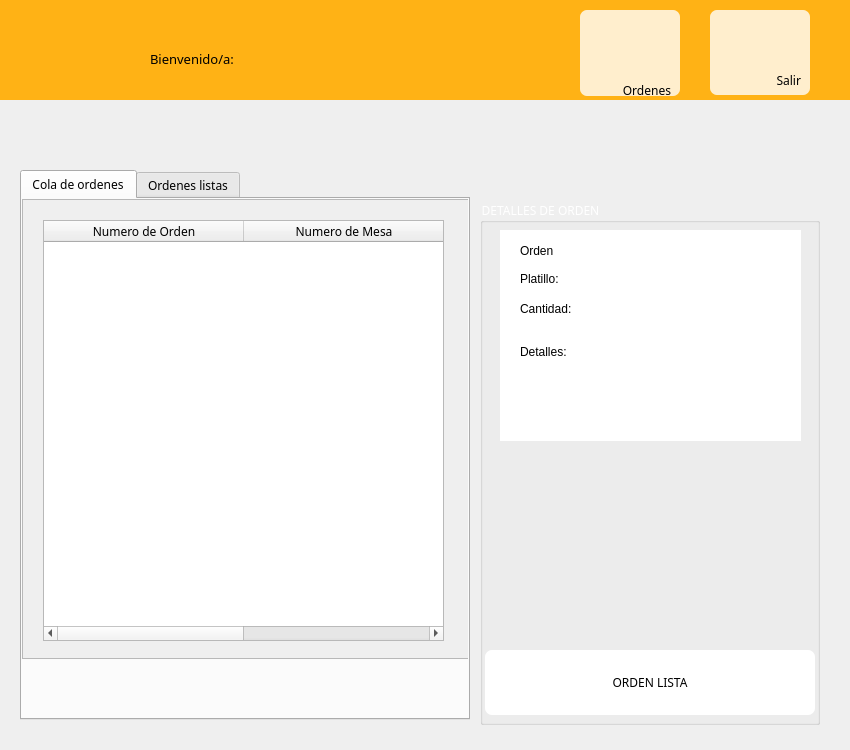
The window that cocinero_menu.ui (DanielPerMon/proyectoSaboreno) describes before a commit, drawn with Qt 5.
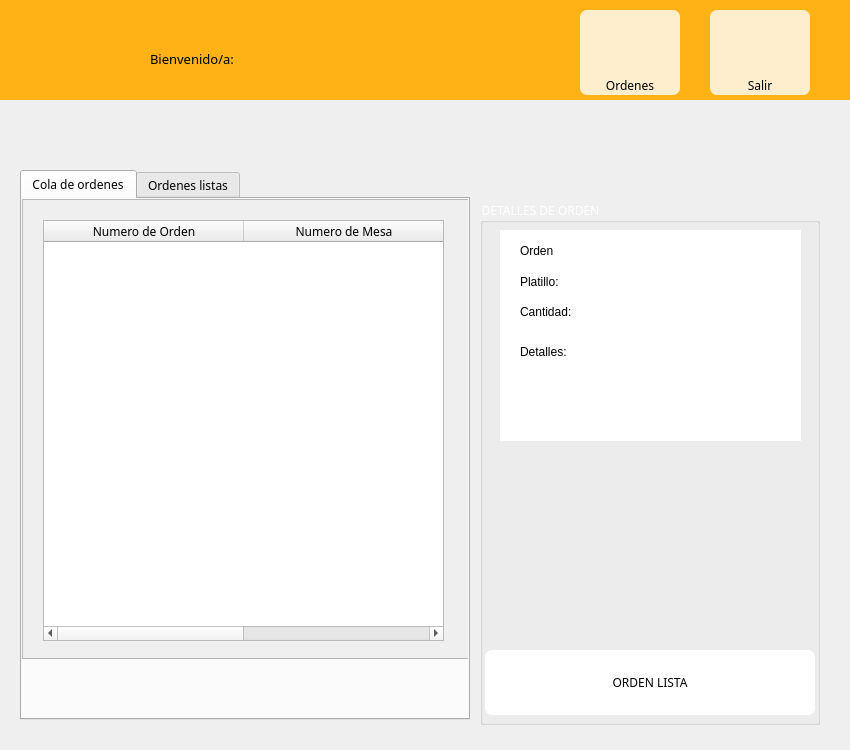
The same window after the commit. Icons and pictures are not drawn.

What changed in the file:
```diff
--- a/cocinero_menu.ui
+++ b/cocinero_menu.ui
@@ -98,12 +98,13 @@
       <x>710</x>
       <y>10</y>
       <width>100</width>
-      <height>85</height>
+      <height>65</height>
      </rect>
     </property>
     <property name="styleSheet">
      <string notr="true">background-color: rgba(255, 255, 255,200);
-border-radius:7px;</string>
+border-top-right-radius:7px 7px;
+border-top-left-radius:7px 7px;</string>
     </property>
     <property name="text">
      <string/>
@@ -115,7 +116,7 @@
     <property name="iconSize">
      <size>
       <width>100</width>
-      <height>65</height>
+      <height>55</height>
      </size>
     </property>
    </widget>
@@ -125,12 +126,13 @@
       <x>580</x>
       <y>10</y>
       <width>100</width>
-      <height>86</height>
+      <height>65</height>
      </rect>
     </property>
     <property name="styleSheet">
      <string notr="true">background-color: rgba(255, 255, 255,200);
-border-radius:7px;</string>
+border-top-right-radius:7px 7px;
+border-top-left-radius:7px 7px;</string>
     </property>
     <property name="text">
      <string/>
@@ -149,10 +151,10 @@
    <widget class="QLabel" name="label_2">
     <property name="geometry">
      <rect>
-      <x>700</x>
-      <y>70</y>
-      <width>101</width>
-      <height>21</height>
+      <x>710</x>
+      <y>75</y>
+      <width>100</width>
+      <height>20</height>
      </rect>
     </property>
     <property name="font">
@@ -160,20 +162,25 @@
       <family>Calisto MT</family>
      </font>
     </property>
+    <property name="styleSheet">
+     <string notr="true">background-color: rgba(255, 255, 255,200);
+border-bottom-right-radius:7px 7px;
+border-bottom-left-radius:7px 7px;</string>
+    </property>
     <property name="text">
      <string>Salir</string>
     </property>
     <property name="alignment">
-     <set>Qt::AlignRight|Qt::AlignTrailing|Qt::AlignVCenter</set>
+     <set>Qt::AlignCenter</set>
     </property>
    </widget>
    <widget class="QLabel" name="label_3">
     <property name="geometry">
      <rect>
-      <x>570</x>
-      <y>80</y>
-      <width>101</width>
-      <height>21</height>
+      <x>580</x>
+      <y>75</y>
+      <width>100</width>
+      <height>20</height>
      </rect>
     </property>
     <property name="font">
@@ -181,11 +188,16 @@
       <family>Calisto MT</family>
      </font>
     </property>
+    <property name="styleSheet">
+     <string notr="true">background-color: rgba(255, 255, 255,200);
+border-bottom-right-radius:7px 7px;
+border-bottom-left-radius:7px 7px;</string>
+    </property>
     <property name="text">
      <string>Ordenes</string>
     </property>
     <property name="alignment">
-     <set>Qt::AlignRight|Qt::AlignTrailing|Qt::AlignVCenter</set>
+     <set>Qt::AlignCenter</set>
     </property>
    </widget>
   </widget>
@@ -460,13 +472,13 @@
       <string>Orden</string>
      </property>
     </widget>
-    <widget class="QWidget" name="">
+    <widget class="QWidget" name="layoutWidget">
      <property name="geometry">
       <rect>
        <x>20</x>
        <y>40</y>
        <width>261</width>
-       <height>18</height>
+       <height>23</height>
       </rect>
      </property>
      <layout class="QHBoxLayout" name="horizontalLayout">
@@ -493,13 +505,13 @@
       </item>
      </layout>
     </widget>
-    <widget class="QWidget" name="">
+    <widget class="QWidget" name="layoutWidget">
      <property name="geometry">
       <rect>
        <x>20</x>
        <y>70</y>
        <width>261</width>
-       <height>18</height>
+       <height>23</height>
       </rect>
      </property>
      <layout class="QHBoxLayout" name="horizontalLayout_2">
@@ -526,7 +538,7 @@
       </item>
      </layout>
     </widget>
-    <widget class="QWidget" name="">
+    <widget class="QWidget" name="layoutWidget">
      <property name="geometry">
       <rect>
        <x>20</x>
```
